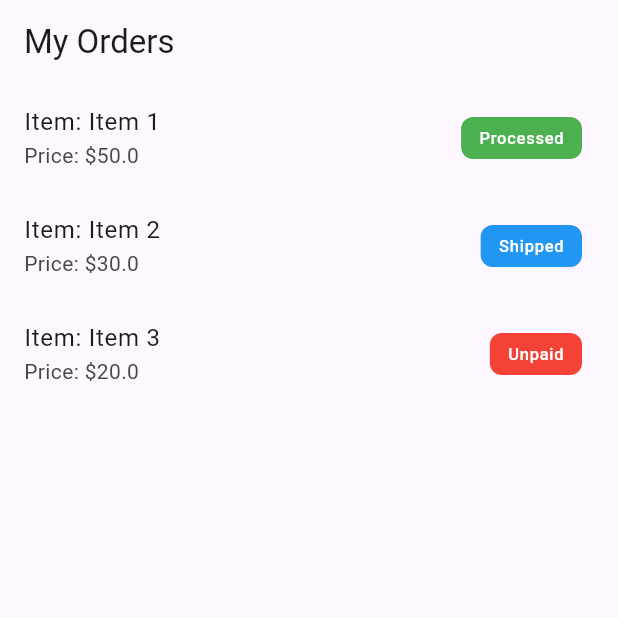
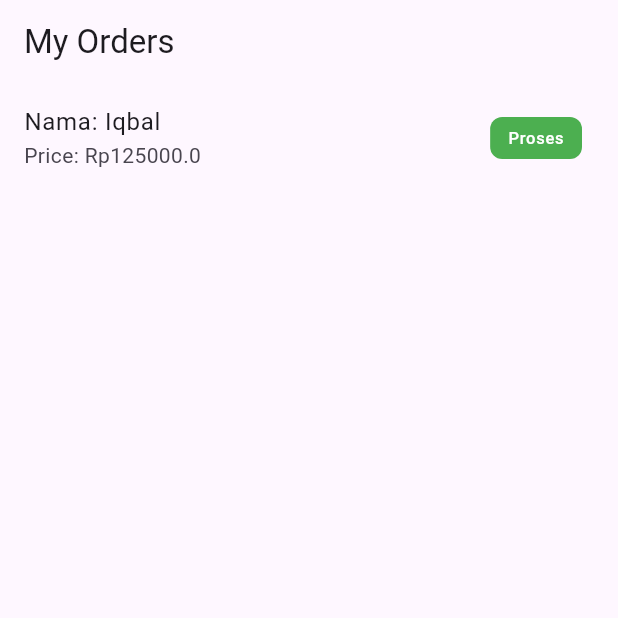
Before and after one commit to IqbalAbdillah05/MuslimahBakery, a Flutter app: the OrderScreen screen opened directly, on a phone screen of 412 x 824 dp, the top half of it. Run offline on Flutter 3.47's test engine with Material 3 defaults, Android fonts, the phone set to English and light mode, and no system bars; our stand-ins replace google_fonts, iconsax, image_picker, shared_preferences; missing offline and left inert: dart:js_interop; accounts and stored records are empty.

Commit message:
memperbarui file orders

```diff
--- a/lib/screens/order screen/order_screen.dart
+++ b/lib/screens/order screen/order_screen.dart
@@ -4,13 +4,13 @@ enum OrderStatus { processed, shipped, unpaid }
 
 class Order {
   final String id;
-  final String itemName;
+  final String Nama;
   final double price;
   final OrderStatus status;
 
   Order({
     required this.id,
-    required this.itemName,
+    required this.Nama,
     required this.price,
     required this.status,
   });
@@ -25,9 +25,9 @@ class OrderScreen extends StatefulWidget {
 
 class _OrderScreenState extends State<OrderScreen> {
   List<Order> orders = [
-    Order(id: '1', itemName: 'Item 1', price: 50.0, status: OrderStatus.processed),
-    Order(id: '2', itemName: 'Item 2', price: 30.0, status: OrderStatus.shipped),
-    Order(id: '3', itemName: 'Item 3', price: 20.0, status: OrderStatus.unpaid),
+    Order(id: '1', Nama: 'Iqbal', price: 125000, status: OrderStatus.processed),
+    //Order(id: '2', Nama: 'Item 2', price: 30.0, status: OrderStatus.shipped),
+    //Order(id: '3', Nama: 'Item 3', price: 20.0, status: OrderStatus.unpaid),
   ];
 
   @override
@@ -40,8 +40,8 @@ class _OrderScreenState extends State<OrderScreen> {
         itemCount: orders.length,
         itemBuilder: (context, index) {
           return ListTile(
-            title: Text('Item: ${orders[index].itemName}'),
-            subtitle: Text('Price: \$${orders[index].price.toString()}'),
+            title: Text('Nama: ${orders[index].Nama}'),
+            subtitle: Text('Price: \Rp${orders[index].price.toString()}'),
             trailing: _buildStatusIndicator(orders[index].status),
           );
         },
@@ -56,15 +56,15 @@ class _OrderScreenState extends State<OrderScreen> {
     switch (status) {
       case OrderStatus.processed:
         statusColor = Colors.green;
-        statusText = 'Processed';
+        statusText = 'Proses';
         break;
       case OrderStatus.shipped:
         statusColor = Colors.blue;
-        statusText = 'Shipped';
+        statusText = 'Dikirim';
         break;
       case OrderStatus.unpaid:
         statusColor = Colors.red;
-        statusText = 'Unpaid';
+        statusText = 'Belum Bayar';
         break;
     }
 
```
Also changed, not shown: lib/screens/cart screen/checkout.dart (+20 -4 lines).
